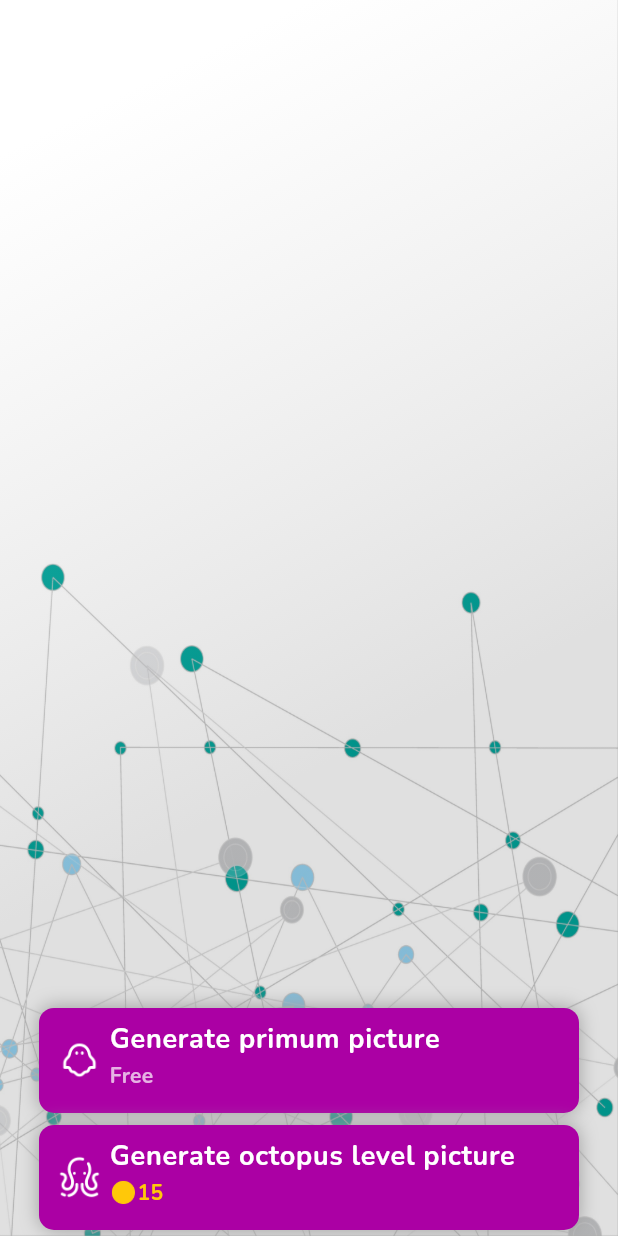
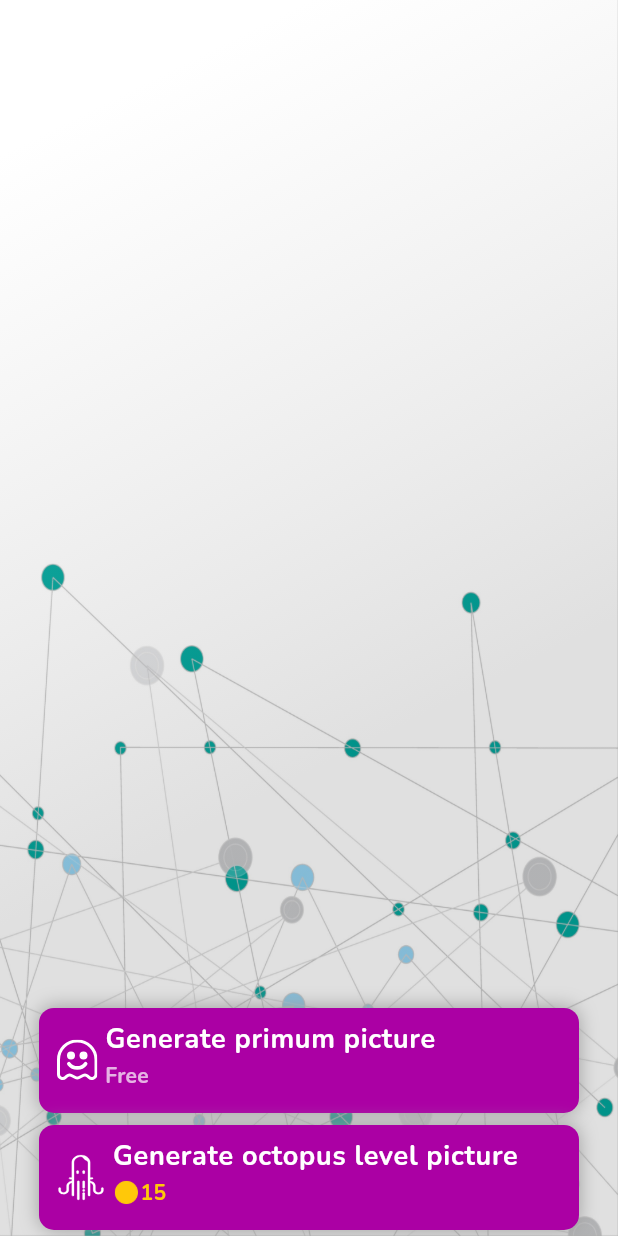
Before and after one commit to Rasol1/bottom, a Flutter app: the screen it shows after launch, on a phone screen of 412 x 824 dp. Run offline on Flutter 3.47's test engine with Material 2 defaults, Android fonts, the phone set to English and light mode, and no system bars; our stand-ins replace flutter_spinkit, flutter_svg, google_fonts.

Commit message:
add svg Icon

```diff
--- a/bottom/lib/defaultbottom.dart
+++ b/bottom/lib/defaultbottom.dart
@@ -1,5 +1,6 @@
 import 'package:flutter/material.dart';
 import 'package:flutter_spinkit/flutter_spinkit.dart';
+import 'package:flutter_svg/flutter_svg.dart';
 
 // ignore: must_be_immutable
 
@@ -98,11 +99,7 @@ class _DefaultBottomState extends State<DefaultBottom> {
       return Row(
         children: [
           ClipRRect(
-            child: Image.asset(
-              widget.pathIcon,
-              width: 30,
-              color: widget.onBackgroundColor,
-            ),
+            child: SvgPicture.asset(widget.pathIcon)
           ),
           SizedBox(
             width: 5,
--- a/bottom/lib/page1.dart
+++ b/bottom/lib/page1.dart
@@ -54,14 +54,14 @@ class _Page1State extends State<Page1> {
               secondTextColor: myThemeDate.colorScheme.onSecondary,
               onBackgroundColor: myThemeDate.colorScheme.onPrimary,
               backgroundColor: myThemeDate.colorScheme.primary,
-              pathIcon: 'assets/icons/ghost.png',
+              pathIcon: 'assets/icons/ghost.svg',
               mainText: "Generate primum picture",
               secondText: 'Free',
             ),
             PrimumBottom(
               onBackgroundColor: myThemeDate.colorScheme.onPrimary,
               backgroundColor: myThemeDate.colorScheme.primary,
-              pathIcon: 'assets/icons/octopus.png',
+              pathIcon: 'assets/icons/octopus.svg',
               mainText: "Generate octopus level picture",
               coinNumber: 15,
               coinColor: Color(0xffFFC809),
--- a/bottom/lib/primumBottom.dart
+++ b/bottom/lib/primumBottom.dart
@@ -1,5 +1,6 @@
 import 'package:flutter/material.dart';
 import 'package:flutter_spinkit/flutter_spinkit.dart';
+import 'package:flutter_svg/flutter_svg.dart';
 // ____________     start primum bottom     ______________
 
 class PrimumBottom extends StatefulWidget {
@@ -103,11 +104,7 @@ class _PrimumBottomState extends State<PrimumBottom> {
       return Row(
         children: [
           ClipRRect(
-            child: Image.asset(
-              widget.pathIcon,
-              width: 30,
-              color: widget.onBackgroundColor,
-            ),
+            child: SvgPicture.asset(widget.pathIcon,)
           ),
           SizedBox(
             width: 5,
--- a/bottom/pubspec.yaml
+++ b/bottom/pubspec.yaml
@@ -37,6 +37,7 @@ dependencies:
   # The following adds the Cupertino Icons font to your application.
   # Use with the CupertinoIcons class for iOS style icons.
   cupertino_icons: ^1.0.2
+  flutter_svg: ^2.0.6
 
 dev_dependencies:
   flutter_test:
```
Also changed, not shown: bottom/assets/icons/ghost.svg (added), bottom/assets/icons/octopus.svg (added), bottom/pubspec.lock.
